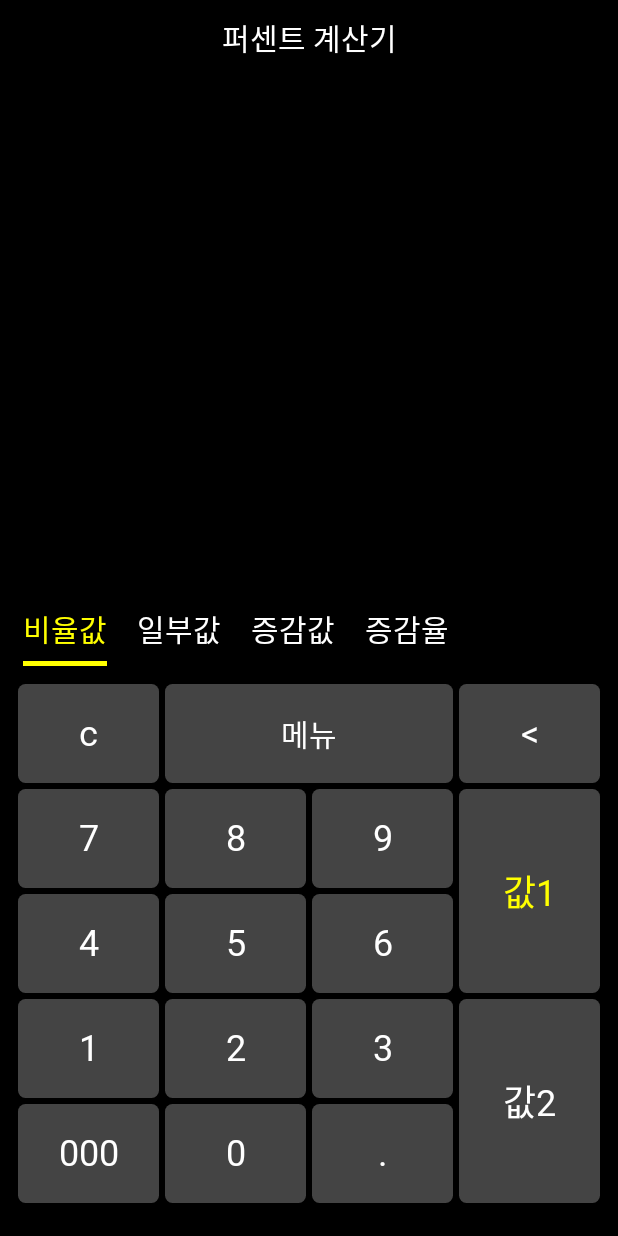
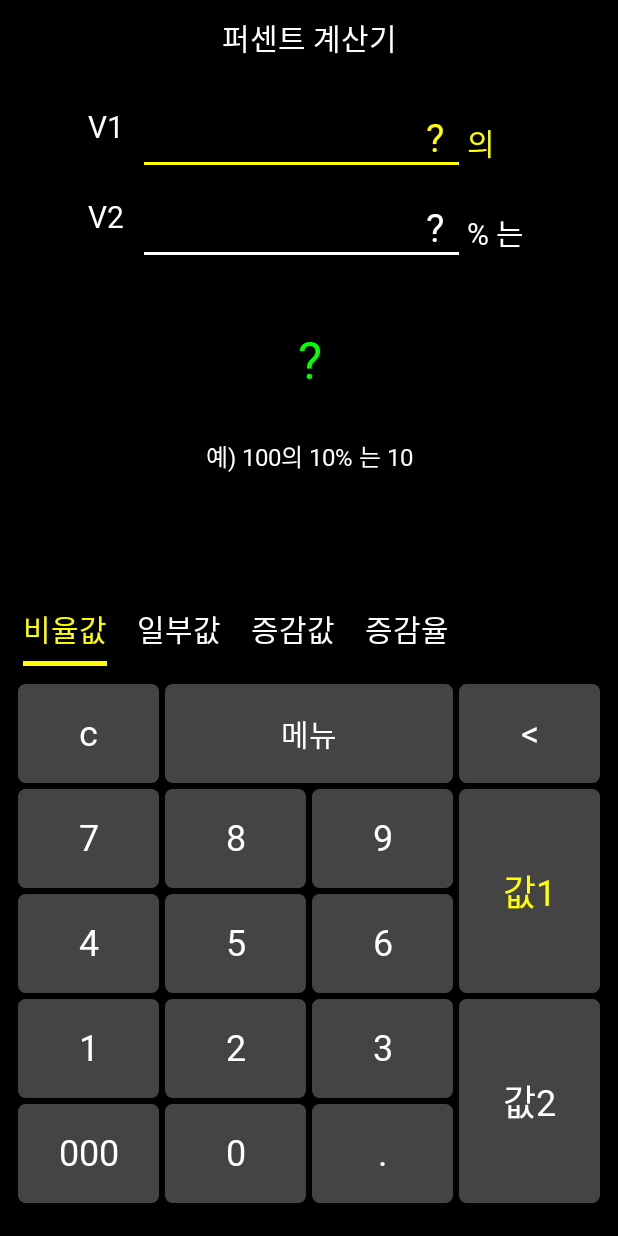
Before and after one commit to Jeong-Donghyeon/calculator-android, an Android app built with Jetpack Compose: the screen it shows after launch (MainActivity), on a phone screen of 412 x 824 dp. Run offline under Robolectric (Android 15) with nearby library versions, the phone set to English and light mode, and no system bars; our stand-ins replace Dagger/Hilt's generated code; Roboto replaces fonts that are not available here.

Commit message:
비율값 계산기 재구축

```diff
--- a/app/src/main/java/dev/donghyeon/calculator/percent/PercentData.kt
+++ b/app/src/main/java/dev/donghyeon/calculator/percent/PercentData.kt
@@ -1,11 +1,11 @@
 package dev.donghyeon.calculator.percent
 
 data class PercentData(
-    val calculateSelect: Int = 1,
-    val calculate1: Calculate = Calculate(mode = 1),
-    val calculate2: Calculate = Calculate(mode = 2),
-    val calculate3: Calculate = Calculate(mode = 3),
-    val calculate4: Calculate = Calculate(mode = 4),
+    val tab: Int = 0,
+    val calculate1: Calculate = Calculate(mode = 0),
+    val calculate2: Calculate = Calculate(mode = 1),
+    val calculate3: Calculate = Calculate(mode = 2),
+    val calculate4: Calculate = Calculate(mode = 3),
 ) {
     data class Calculate(
         val mode: Int,
--- a/app/src/main/java/dev/donghyeon/calculator/percent/PercentScreen.kt
+++ b/app/src/main/java/dev/donghyeon/calculator/percent/PercentScreen.kt
@@ -2,6 +2,7 @@ package dev.donghyeon.calculator.percent
 
 import androidx.compose.foundation.background
 import androidx.compose.foundation.layout.Arrangement
+import androidx.compose.foundation.layout.Box
 import androidx.compose.foundation.layout.Column
 import androidx.compose.foundation.layout.Row
 import androidx.compose.foundation.layout.Spacer
@@ -9,15 +10,14 @@ import androidx.compose.foundation.layout.fillMaxHeight
 import androidx.compose.foundation.layout.fillMaxWidth
 import androidx.compose.foundation.layout.height
 import androidx.compose.foundation.layout.padding
+import androidx.compose.foundation.layout.width
 import androidx.compose.material3.Text
 import androidx.compose.runtime.Composable
 import androidx.compose.runtime.collectAsState
 import androidx.compose.runtime.getValue
-import androidx.compose.runtime.mutableIntStateOf
-import androidx.compose.runtime.remember
-import androidx.compose.runtime.setValue
 import androidx.compose.ui.Alignment
 import androidx.compose.ui.Modifier
+import androidx.compose.ui.text.style.TextAlign
 import androidx.compose.ui.tooling.preview.Preview
 import androidx.compose.ui.unit.dp
 import androidx.compose.ui.unit.sp
@@ -54,18 +54,20 @@ fun PercentScreen(
     action: PercentAction? = null,
 ) = Column(modifier = Modifier.background(ColorSet.container)) {
     TitleView(title = "퍼센트 계산기")
-    Column(
-        modifier = Modifier.weight(1f),
-        verticalArrangement = Arrangement.SpaceEvenly,
-    ) {
-        Calculate11View(state = state)
+    Column(modifier = Modifier.weight(1f)) {
+        when (state.tab + 1) {
+            1 -> Calculate1View(state = state)
+            2 -> {}
+            3 -> {}
+            4 -> {}
+            else -> {}
+        }
     }
-    var tab by remember { mutableIntStateOf(0) }
     ViewScrollTab(
         modifier = Modifier.fillMaxWidth(),
         tabs = listOf("비율값", "일부값", "증감값", "증감율"),
-        index = tab,
-        onTab = { tab = it },
+        index = state.tab,
+        onTab = { action?.inputTab(it) },
     )
     Row(
         modifier =
@@ -83,7 +85,7 @@ fun PercentScreen(
 }
 
 @Composable
-private fun Calculate1View(state: PercentData) =
+private fun Calculate2View(state: PercentData) =
     Column(
         modifier = Modifier.fillMaxWidth(),
         horizontalAlignment = Alignment.CenterHorizontally,
@@ -94,16 +96,16 @@ private fun Calculate1View(state: PercentData) =
                 text = "전체값  ",
                 style =
                     TextSet.extraBold.copy(
-                        color = if (state.calculateSelect == 1) ColorSet.blue else ColorSet.text,
+                        color = if (state.tab + 1 == 2) ColorSet.blue else ColorSet.text,
                         fontSize = 17.sp,
                     ),
             )
             Text(
-                text = state.calculate1.value1,
+                text = state.calculate2.value1,
                 style =
                     TextSet.extraBold.copy(
                         color =
-                            if (state.calculateSelect == 1 && state.calculate1.valueSelect == 1) {
+                            if (state.tab + 1 == 2 && state.calculate2.valueSelect == 1) {
                                 ColorSet.select
                             } else {
                                 ColorSet.text
@@ -115,77 +117,7 @@ private fun Calculate1View(state: PercentData) =
                 text = "  의  ",
                 style =
                     TextSet.extraBold.copy(
-                        color = if (state.calculateSelect == 1) ColorSet.blue else ColorSet.text,
-                        fontSize = 17.sp,
-                    ),
-            )
-            Text(
-                text = state.calculate1.value2 + " %",
-                style =
-                    TextSet.extraBold.copy(
-                        color =
-                            if (state.calculateSelect == 1 && state.calculate1.valueSelect == 2) {
-                                ColorSet.select
-                            } else {
-                                ColorSet.text
-                            },
-                        fontSize = 17.sp,
-                    ),
-            )
-            Text(
-                text = " 는  얼마?",
-                style =
-                    TextSet.extraBold.copy(
-                        color = if (state.calculateSelect == 1) ColorSet.blue else ColorSet.text,
-                        fontSize = 17.sp,
-                    ),
-            )
-        }
-        Spacer(modifier = Modifier.height(10.dp))
-        Text(
-            text = state.calculate1.result,
-            style =
-                TextSet.extraBold.copy(
-                    color = if (state.calculateSelect == 1) ColorSet.result else ColorSet.text,
-                    fontSize = 20.sp,
-                ),
-        )
-    }
-
-@Composable
-private fun Calculate2View(state: PercentData) =
-    Column(
-        modifier = Modifier.fillMaxWidth(),
-        horizontalAlignment = Alignment.CenterHorizontally,
-        verticalArrangement = Arrangement.Center,
-    ) {
-        Row {
-            Text(
-                text = "전체값  ",
-                style =
-                    TextSet.extraBold.copy(
-                        color = if (state.calculateSelect == 2) ColorSet.blue else ColorSet.text,
-                        fontSize = 17.sp,
-                    ),
-            )
-            Text(
-                text = state.calculate2.value1,
-                style =
-                    TextSet.extraBold.copy(
-                        color =
-                            if (state.calculateSelect == 2 && state.calculate2.valueSelect == 1) {
-                                ColorSet.select
-                            } else {
-                                ColorSet.text
-                            },
-                        fontSize = 17.sp,
-                    ),
-            )
-            Text(
-                text = "  의  ",
-                style =
-                    TextSet.extraBold.copy(
-                        color = if (state.calculateSelect == 2) ColorSet.blue else ColorSet.text,
+                        color = if (state.tab + 1 == 2) ColorSet.blue else ColorSet.text,
                         fontSize = 17.sp,
                     ),
             )
@@ -194,7 +126,7 @@ private fun Calculate2View(state: PercentData) =
                 style =
                     TextSet.extraBold.copy(
                         color =
-                            if (state.calculateSelect == 2 && state.calculate2.valueSelect == 2) {
+                            if (state.tab + 1 == 2 && state.calculate2.valueSelect == 2) {
                                 ColorSet.select
                             } else {
                                 ColorSet.text
@@ -206,7 +138,7 @@ private fun Calculate2View(state: PercentData) =
                 text = " 은  몇 % ?",
                 style =
                     TextSet.extraBold.copy(
-                        color = if (state.calculateSelect == 2) ColorSet.blue else ColorSet.text,
+                        color = if (state.tab + 1 == 2) ColorSet.blue else ColorSet.text,
                         fontSize = 17.sp,
                     ),
             )
@@ -216,7 +148,7 @@ private fun Calculate2View(state: PercentData) =
             text = state.calculate2.result,
             style =
                 TextSet.extraBold.copy(
-                    color = if (state.calculateSelect == 2) ColorSet.result else ColorSet.text,
+                    color = if (state.tab + 1 == 2) ColorSet.result else ColorSet.text,
                     fontSize = 20.sp,
                 ),
         )
@@ -234,7 +166,7 @@ private fun Calculate3View(state: PercentData) =
                 text = "전체값  ",
                 style =
                     TextSet.extraBold.copy(
-                        color = if (state.calculateSelect == 3) ColorSet.blue else ColorSet.text,
+                        color = if (state.tab + 1 == 3) ColorSet.blue else ColorSet.text,
                         fontSize = 17.sp,
                     ),
             )
@@ -243,7 +175,7 @@ private fun Calculate3View(state: PercentData) =
                 style =
                     TextSet.extraBold.copy(
                         color =
-                            if (state.calculateSelect == 3 && state.calculate3.valueSelect == 1) {
+                            if (state.tab + 1 == 3 && state.calculate3.valueSelect == 1) {
                                 ColorSet.select
                             } else {
                                 ColorSet.text
@@ -255,7 +187,7 @@ private fun Calculate3View(state: PercentData) =
                 text = "  이(가)  ",
                 style =
                     TextSet.extraBold.copy(
-                        color = if (state.calculateSelect == 3) ColorSet.blue else ColorSet.text,
+                        color = if (state.tab + 1 == 3) ColorSet.blue else ColorSet.text,
                         fontSize = 17.sp,
                     ),
             )
@@ -264,7 +196,7 @@ private fun Calculate3View(state: PercentData) =
                 style =
                     TextSet.extraBold.copy(
                         color =
-                            if (state.calculateSelect == 3 && state.calculate3.valueSelect == 2) {
+                            if (state.tab + 1 == 3 && state.calculate3.valueSelect == 2) {
                                 ColorSet.select
                             } else {
                                 ColorSet.text
@@ -276,7 +208,7 @@ private fun Calculate3View(state: PercentData) =
                 text = " 으로 변하면 ?",
                 style =
                     TextSet.extraBold.copy(
-                        color = if (state.calculateSelect == 3) ColorSet.blue else ColorSet.text,
+                        color = if (state.tab + 1 == 3) ColorSet.blue else ColorSet.text,
                         fontSize = 17.sp,
                     ),
             )
@@ -286,7 +218,7 @@ private fun Calculate3View(state: PercentData) =
             text = state.calculate3.result,
             style =
                 TextSet.extraBold.copy(
-                    color = if (state.calculateSelect == 3) ColorSet.result else ColorSet.text,
+                    color = if (state.tab + 1 == 3) ColorSet.result else ColorSet.text,
                     fontSize = 20.sp,
                 ),
         )
@@ -304,7 +236,7 @@ private fun Calculate4View(state: PercentData) =
                 text = "전체값  ",
                 style =
                     TextSet.extraBold.copy(
-                        color = if (state.calculateSelect == 4) ColorSet.blue else ColorSet.text,
+                        color = if (state.tab + 1 == 4) ColorSet.blue else ColorSet.text,
                         fontSize = 17.sp,
                     ),
             )
@@ -313,7 +245,7 @@ private fun Calculate4View(state: PercentData) =
                 style =
                     TextSet.extraBold.copy(
                         color =
-                            if (state.calculateSelect == 4 && state.calculate4.valueSelect == 1) {
+                            if (state.tab + 1 == 4 && state.calculate4.valueSelect == 1) {
                                 ColorSet.select
                             } else {
                                 ColorSet.text
@@ -325,7 +257,7 @@ private fun Calculate4View(state: PercentData) =
                 text = "  이(가)  ",
                 style =
                     TextSet.extraBold.copy(
-                        color = if (state.calculateSelect == 4) ColorSet.blue else ColorSet.text,
+                        color = if (state.tab + 1 == 4) ColorSet.blue else ColorSet.text,
                         fontSize = 17.sp,
                     ),
             )
@@ -334,7 +266,7 @@ private fun Calculate4View(state: PercentData) =
                 style =
                     TextSet.extraBold.copy(
                         color =
-                            if (state.calculateSelect == 4 && state.calculate4.valueSelect == 2) {
+                            if (state.tab + 1 == 4 && state.calculate4.valueSelect == 2) {
                                 ColorSet.select
                             } else {
                                 ColorSet.text
@@ -346,7 +278,7 @@ private fun Calculate4View(state: PercentData) =
                 text = " % 증가하면 ?",
                 style =
                     TextSet.extraBold.copy(
-                        color = if (state.calculateSelect == 4) ColorSet.blue else ColorSet.text,
+                        color = if (state.tab + 1 == 4) ColorSet.blue else ColorSet.text,
                         fontSize = 17.sp,
                     ),
             )
@@ -356,7 +288,7 @@ private fun Calculate4View(state: PercentData) =
             text = state.calculate4.result,
             style =
                 TextSet.extraBold.copy(
-                    color = if (state.calculateSelect == 4) ColorSet.result else ColorSet.text,
+                    color = if (state.tab + 1 == 4) ColorSet.result else ColorSet.text,
                     fontSize = 20.sp,
                 ),
         )
@@ -381,7 +313,7 @@ fun KeyboardLeftView(action: PercentAction? = null) =
                         .weight(2f)
                         .fillMaxHeight()
                         .padding(2.dp),
-                onClick = { action?.inputCalculateSelect() },
+                onClick = {},
                 text = "메뉴",
                 style = TextSet.bold.copy(ColorSet.text, 20.sp),
             )
@@ -433,7 +365,7 @@ private fun KeyboardRightView(
         style =
             TextSet.extraBold.copy(
                 color =
-                    when (state.calculateSelect) {
+                    when (state.tab + 1) {
                         1 -> if (state.calculate1.valueSelect == 1) ColorSet.select else ColorSet.text
                         2 -> if (state.calculate2.valueSelect == 1) ColorSet.select else ColorSet.text
                         3 -> if (state.calculate3.valueSelect == 1) ColorSet.select else ColorSet.text
@@ -454,7 +386,7 @@ private fun KeyboardRightView(
         style =
             TextSet.extraBold.copy(
                 color =
-                    when (state.calculateSelect) {
+                    when (state.tab + 1) {
                         1 -> if (state.calculate1.valueSelect == 2) ColorSet.select else ColorSet.text
                         2 -> if (state.calculate2.valueSelect == 2) ColorSet.select else ColorSet.text
                         3 -> if (state.calculate3.valueSelect == 2) ColorSet.select else ColorSet.text
@@ -466,10 +398,182 @@ private fun KeyboardRightView(
     )
 }
 
-@Preview
 @Composable
-fun Preview_Calculate11View() {
-}
-
-@Composable
-fun Calculate11View(state: PercentData) = Column {}
+fun Calculate1View(state: PercentData) =
+    Column(
+        modifier = Modifier.fillMaxWidth(),
+        horizontalAlignment = Alignment.CenterHorizontally,
+    ) {
+        Spacer(modifier = Modifier.height(10.dp))
+        Row(
+            modifier = Modifier.width(320.dp),
+            verticalAlignment = Alignment.CenterVertically,
+            horizontalArrangement = Arrangement.Center,
+        ) {
+            Text(
+                modifier = Modifier.width(50.dp),
+                text = "V1",
+                style = TextSet.extraBold.copy(ColorSet.text, 20.sp),
+                textAlign = TextAlign.Center,
+            )
+            Column(
+                modifier =
+                    Modifier
+                        .weight(1f)
+                        .height(50.dp),
+            ) {
+                Box(modifier = Modifier.weight(1f))
+                Text(
+                    modifier =
+                        Modifier
+                            .fillMaxWidth()
+                            .padding(end = 10.dp),
+                    text = state.calculate1.value1,
+                    style =
+                        TextSet.extraBold.copy(
+                            color =
+                                if (state.tab + 1 == 1 && state.calculate1.valueSelect == 1) {
+                                    ColorSet.select
+                                } else {
+                                    ColorSet.text
+                                },
+                            fontSize = 26.sp,
+                        ),
+                    textAlign = TextAlign.End,
+                )
+                Box(
+                    modifier =
+                        Modifier
+                            .background(
+                                color =
+                                    if (state.tab + 1 == 1 && state.calculate1.valueSelect == 1) {
+                                        ColorSet.select
+                                    } else {
+                                        ColorSet.text
+                                    },
+                            )
+                            .fillMaxWidth(1f)
+                            .height(2.dp),
+                )
+            }
+            Column(
+                modifier =
+                    Modifier
+                        .width(60.dp)
+                        .height(50.dp)
+                        .padding(start = 5.dp),
+            ) {
+                Box(modifier = Modifier.weight(1f))
+                Text(
+                    modifier = Modifier.fillMaxWidth(),
+                    text = "의",
+                    style =
+                        TextSet.extraBold.copy(
+                            if (state.tab + 1 == 1 && state.calculate1.valueSelect == 1) {
+                                ColorSet.select
+                            } else {
+                                ColorSet.text
+                            },
+                            20.sp,
+                        ),
+                    textAlign = TextAlign.Start,
+                )
+            }
+        }
+        Spacer(modifier = Modifier.height(10.dp))
+        Row(
+            modifier = Modifier.width(320.dp),
+            verticalAlignment = Alignment.CenterVertically,
+            horizontalArrangement = Arrangement.Center,
+        ) {
+            Text(
+                modifier = Modifier.width(50.dp),
+                text = "V2",
+                style = TextSet.extraBold.copy(ColorSet.text, 20.sp),
+                textAlign = TextAlign.Center,
+            )
+            Column(
+                modifier =
+                    Modifier
+                        .weight(1f)
+                        .height(50.dp),
+            ) {
+                Box(modifier = Modifier.weight(1f))
+                Text(
+                    modifier =
+                        Modifier
+                            .fillMaxWidth()
+                            .padding(end = 10.dp),
+                    text = state.calculate1.value2,
+                    style =
+                        TextSet.extraBold.copy(
+                            color =
+                                if (state.tab + 1 == 1 && state.calculate1.valueSelect == 2) {
+                                    ColorSet.select
+                                } else {
+                                    ColorSet.text
+                                },
+                            fontSize = 26.sp,
+                        ),
+                    textAlign = TextAlign.End,
+                )
+                Box(
+                    modifier =
+                        Modifier
+                            .background(
+                                color =
+                                    if (state.tab + 1 == 1 && state.calculate1.valueSelect == 2) {
+                                        ColorSet.select
+                                    } else {
+                                        ColorSet.text
+                                    },
+                            )
+                            .fillMaxWidth(1f)
+                            .height(2.dp),
+                )
+            }
+            Column(
+                modifier =
+                    Modifier
+                        .width(60.dp)
+                        .height(50.dp)
+                        .padding(start = 5.dp),
+            ) {
+                Box(modifier = Modifier.weight(1f))
+                Text(
+                    modifier = Modifier.fillMaxWidth(),
+                    text = "% 는",
+                    style =
+                        TextSet.extraBold.copy(
+                            if (state.tab + 1 == 1 && state.calculate1.valueSelect == 2) {
+                                ColorSet.select
+                            } else {
+                                ColorSet.text
+                            },
+                            20.sp,
+                        ),
+                    textAlign = TextAlign.Start,
+                )
+            }
+        }
+        Spacer(modifier = Modifier.height(20.dp))
+        Column(
+            modifier = Modifier.weight(1f),
+            horizontalAlignment = Alignment.CenterHorizontally,
+        ) {
+            Box(
+                modifier = Modifier.weight(1f),
+                contentAlignment = Alignment.Center,
+            ) {
+                Text(
+                    text = state.calculate1.result,
+                    style = TextSet.extraBold.copy(ColorSet.result, 34.sp),
+                )
+            }
+            Text(
+                modifier = Modifier.weight(1f),
+                text = "예) 100의 10% 는 10",
+                style = TextSet.extraBold.copy(ColorSet.text, 16.sp),
+            )
+        }
+    }
```
Also changed, not shown: app/src/main/java/dev/donghyeon/calculator/percent/PercentViewModel.kt (+11 -20 lines).
